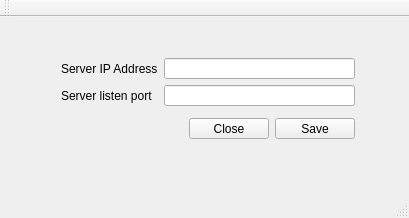
This is RealTimeFaceMaskDetector/TCPClientUI/TCPClientUI.ui in ita-social-projects/FaceRecognizer-Back-End as Qt 5 draws it before an edit. The edited form follows.
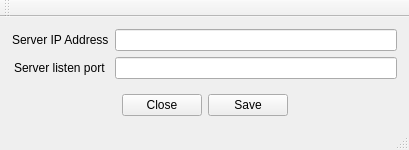
This is the edited form.

```diff
--- a/RealTimeFaceMaskDetector/TCPClientUI/TCPClientUI.ui
+++ b/RealTimeFaceMaskDetector/TCPClientUI/TCPClientUI.ui
@@ -7,25 +7,61 @@
     <x>0</x>
     <y>0</y>
     <width>409</width>
-    <height>218</height>
+    <height>150</height>
    </rect>
   </property>
+  <property name="minimumSize">
+   <size>
+    <width>409</width>
+    <height>150</height>
+   </size>
+  </property>
+  <property name="contextMenuPolicy">
+   <enum>Qt::DefaultContextMenu</enum>
+  </property>
   <property name="windowTitle">
    <string>TCPClientUI</string>
   </property>
+  <property name="tabShape">
+   <enum>QTabWidget::Triangular</enum>
+  </property>
   <widget class="QWidget" name="centralWidget">
-   <widget class="QWidget" name="verticalLayoutWidget">
-    <property name="geometry">
-     <rect>
-      <x>50</x>
-      <y>30</y>
-      <width>316</width>
-      <height>103</height>
-     </rect>
-    </property>
-    <layout class="QVBoxLayout" name="verticalLayout">
-     <item>
+   <property name="sizePolicy">
+    <sizepolicy hsizetype="Expanding" vsizetype="Expanding">
+     <horstretch>1</horstretch>
+     <verstretch>1</verstretch>
+    </sizepolicy>
+   </property>
+   <layout class="QGridLayout" name="gridLayout">
+    <item row="0" column="0">
       <layout class="QFormLayout" name="formLayout">
+      <property name="sizeConstraint">
+       <enum>QLayout::SetMinimumSize</enum>
+      </property>
+      <property name="fieldGrowthPolicy">
+       <enum>QFormLayout::AllNonFixedFieldsGrow</enum>
+      </property>
+      <property name="rowWrapPolicy">
+       <enum>QFormLayout::DontWrapRows</enum>
+      </property>
+      <property name="labelAlignment">
+       <set>Qt::AlignCenter</set>
+      </property>
+      <property name="formAlignment">
+       <set>Qt::AlignBottom|Qt::AlignHCenter</set>
+      </property>
+      <property name="leftMargin">
+       <number>1</number>
+      </property>
+      <property name="topMargin">
+       <number>1</number>
+      </property>
+      <property name="rightMargin">
+       <number>1</number>
+      </property>
+      <property name="bottomMargin">
+       <number>1</number>
+      </property>
        <item row="0" column="0">
         <widget class="QLabel" name="ServerIpAddress">
          <property name="text">
@@ -40,20 +76,21 @@
          </property>
         </widget>
        </item>
-       <item row="2" column="1">
-        <spacer name="verticalSpacer">
-         <property name="orientation">
-          <enum>Qt::Vertical</enum>
-         </property>
-         <property name="sizeHint" stdset="0">
-          <size>
-           <width>20</width>
-           <height>40</height>
-          </size>
-         </property>
-        </spacer>
-       </item>
-       <item row="3" column="1">
+      <item row="0" column="1">
+       <widget class="QLineEdit" name="IP">
+        <property name="text">
+         <string/>
+        </property>
+       </widget>
+      </item>
+      <item row="1" column="1">
+       <widget class="QLineEdit" name="Port">
+        <property name="text">
+         <string/>
+        </property>
+       </widget>
+      </item>
+      <item row="3" column="0" colspan="2">
         <layout class="QHBoxLayout" name="horizontalLayout">
          <item>
           <spacer name="horizontalSpacer">
@@ -82,26 +119,37 @@
            </property>
           </widget>
          </item>
-        </layout>
-       </item>
-       <item row="0" column="1">
-        <widget class="QLineEdit" name="IP">
-         <property name="text">
-          <string/>
-         </property>
-        </widget>
-       </item>
-       <item row="1" column="1">
-        <widget class="QLineEdit" name="Port">
-         <property name="text">
-          <string/>
-         </property>
-        </widget>
+        <item>
+         <spacer name="horizontalSpacer_2">
+          <property name="orientation">
+           <enum>Qt::Horizontal</enum>
+          </property>
+          <property name="sizeHint" stdset="0">
+           <size>
+            <width>40</width>
+            <height>20</height>
+           </size>
+          </property>
+         </spacer>
+        </item>
+       </layout>
+      </item>
+      <item row="2" column="0" colspan="2">
+       <spacer name="verticalSpacer">
+        <property name="orientation">
+         <enum>Qt::Vertical</enum>
+        </property>
+        <property name="sizeHint" stdset="0">
+         <size>
+          <width>20</width>
+          <height>40</height>
+         </size>
+        </property>
+       </spacer>
        </item>
       </layout>
      </item>
     </layout>
-   </widget>
   </widget>
   <widget class="QMenuBar" name="menuBar">
    <property name="geometry">
```
Lines whose indentation alone changed are shown as unchanged.
